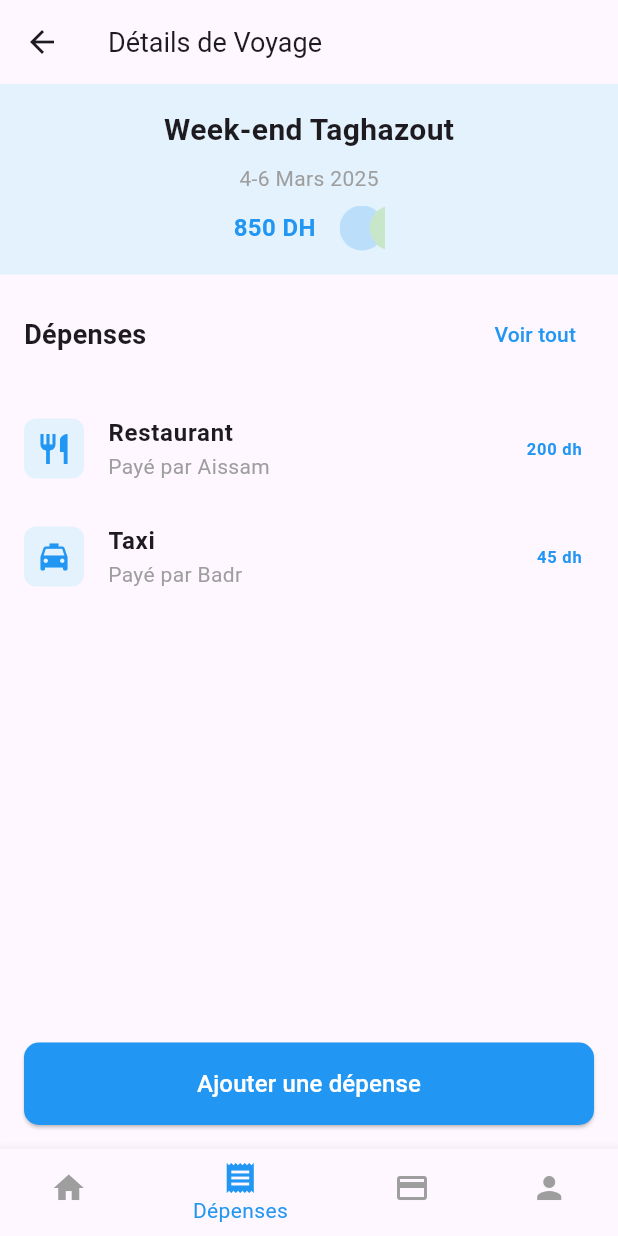
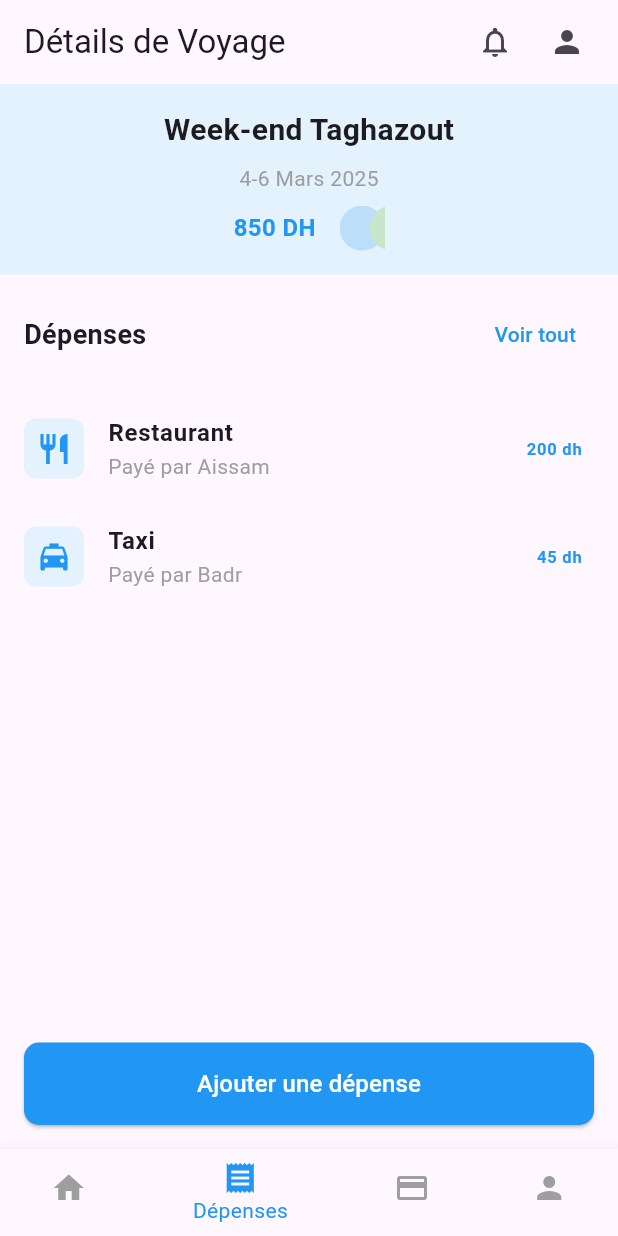
Before and after one commit to KennyZakaria/grp9, a Flutter app: the screen it shows after launch, item 2 of the bottom bar chosen, after a tap on "Voir tout", on a phone screen of 412 x 824 dp. Run offline on Flutter 3.47's test engine with Material 3 defaults, Android fonts, the phone set to English and light mode, and no system bars.

Commit message:
fixing some navigation probs

```diff
--- a/lib/dashboard.dart
+++ b/lib/dashboard.dart
@@ -1,22 +1,11 @@
+import 'package:app/newTripScreen.dart';
+import 'package:app/profile.dart';
 import 'package:flutter/material.dart';
 
 class DashboardScreen extends StatelessWidget {
   @override
   Widget build(BuildContext context) {
     return Scaffold(
-      appBar: AppBar(
-        title: Text('Tableau de bord'),
-        actions: [
-          IconButton(
-            icon: Icon(Icons.notifications_outlined),
-            onPressed: () {},
-          ),
-          CircleAvatar(
-            backgroundImage: NetworkImage('https://via.placeholder.com/150'),
-          ),
-          SizedBox(width: 10),
-        ],
-      ),
       body: Padding(
         padding: const EdgeInsets.symmetric(horizontal: 20.0),
         child: Column(
@@ -30,11 +19,20 @@ class DashboardScreen extends StatelessWidget {
                   'Voyages en cours',
                   style: TextStyle(fontSize: 18, fontWeight: FontWeight.bold),
                 ),
-                TextButton(onPressed: () {}, child: Text('Ajouter')),
+                TextButton(
+                  onPressed: () {
+                    Navigator.push(
+                      context,
+                      MaterialPageRoute(builder: (context) => NewTripScreen()),
+                    );
+                  },
+                  child: Text('Ajouter'),
+                ),
               ],
             ),
             TravelCard('Week-end Taghazout', '4-6 Mars 2025', '850 DH'),
             TravelCard('Week-end Tanger', '10-12 Juin 2025', '850 DH'),
+            TravelCard('Week-end Taghazout', '4-6 Mars 2025', '850 DH'),
             SizedBox(height: 20),
             Row(
               mainAxisAlignment: MainAxisAlignment.spaceBetween,
--- a/lib/home.dart
+++ b/lib/home.dart
@@ -10,6 +10,7 @@ class MainScreen extends StatefulWidget {
 }
 
 class _MainScreenState extends State<MainScreen> {
+  String appBarTitle = 'Tableau de bord';
   int _currentIndex = 0;
 
   final List<Widget> _screens = [
@@ -18,9 +19,29 @@ class _MainScreenState extends State<MainScreen> {
     ExpenseDistributionScreen(),
     ProfileScreen(),
   ];
+  changeAppBbarTitle(int index) {
+    setState(() {
+      switch (index) {
+        case 0:
+          appBarTitle = 'Tableau de bord';
+          break;
+        case 1:
+          appBarTitle = 'Détails de Voyage';
+          break;
+        case 2:
+          appBarTitle = 'Répartition des Dépenses';
+          break;
+        case 3:
+          appBarTitle = 'Profil & Paramètres';
+          break;
+        default:
+      }
+    });
+  }
 
   void _onTabTapped(int index) {
     setState(() {
+      changeAppBbarTitle(index);
       _currentIndex = index;
     });
   }
@@ -28,6 +49,20 @@ class _MainScreenState extends State<MainScreen> {
   @override
   Widget build(BuildContext context) {
     return Scaffold(
+      appBar: AppBar(
+        title: Text(appBarTitle),
+        actions: [
+          IconButton(
+            icon: Icon(Icons.notifications_outlined),
+            onPressed: () {},
+          ),
+          IconButton(
+            icon: Icon(Icons.person),
+            onPressed: () => _onTabTapped(3),
+          ),
+          SizedBox(width: 10),
+        ],
+      ),
       body: _screens[_currentIndex],
       bottomNavigationBar: BottomNavigationBar(
         currentIndex: _currentIndex,
--- a/lib/newTripScreen.dart
+++ b/lib/newTripScreen.dart
@@ -28,7 +28,6 @@ class _NewTripScreenState extends State<NewTripScreen> {
   @override
   Widget build(BuildContext context) {
     return Scaffold(
-      appBar: AppBar(leading: BackButton(), title: Text('Nouveau Voyage')),
       body: Padding(
         padding: const EdgeInsets.all(20.0),
         child: Column(
--- a/lib/tripExpenseScreen.dart
+++ b/lib/tripExpenseScreen.dart
@@ -4,17 +4,9 @@ class TripExpensesScreen extends StatelessWidget {
   @override
   Widget build(BuildContext context) {
     return Scaffold(
-      appBar: AppBar(
-        leading: IconButton(
-          icon: Icon(Icons.arrow_back),
-          onPressed: () => Navigator.of(context).pop(),
-        ),
-        title: Text('Détails de Voyage', style: TextStyle(fontSize: 18)),
-      ),
       body: Column(
         crossAxisAlignment: CrossAxisAlignment.stretch,
         children: [
-          // Trip Info Header
           Container(
             padding: EdgeInsets.all(16),
             color: Colors.blue[50],
@@ -39,7 +31,6 @@ class TripExpensesScreen extends StatelessWidget {
                       ),
                     ),
                     SizedBox(width: 16),
-                    // Placeholder for user avatars
                     Stack(
                       children: [
                         CircleAvatar(
@@ -67,8 +58,6 @@ class TripExpensesScreen extends StatelessWidget {
               ],
             ),
           ),
-
-          // Expenses Section
           Padding(
             padding: const EdgeInsets.all(16.0),
             child: Row(
@@ -79,9 +68,7 @@ class TripExpensesScreen extends StatelessWidget {
                   style: TextStyle(fontSize: 18, fontWeight: FontWeight.bold),
                 ),
                 TextButton(
-                  onPressed: () {
-                    // TODO: Implement view all expenses
-                  },
+                  onPressed: () {},
                   child: Text(
                     'Voir tout',
                     style: TextStyle(color: Colors.blue),
@@ -91,7 +78,6 @@ class TripExpensesScreen extends StatelessWidget {
             ),
           ),
 
-          // Expense Items
           ExpenseItemTile(
             icon: Icons.restaurant,
             title: 'Restaurant',
@@ -107,13 +93,10 @@ class TripExpensesScreen extends StatelessWidget {
 
           Spacer(),
 
-          // Add Expense Button
           Padding(
             padding: const EdgeInsets.all(16.0),
             child: ElevatedButton(
-              onPressed: () {
-                // TODO: Implement add expense functionality
-              },
+              onPressed: () {},
               style: ElevatedButton.styleFrom(
                 backgroundColor: Colors.blue,
                 padding: EdgeInsets.symmetric(vertical: 16),
```
Also changed, not shown: lib/expenseDistribution.dart (+0 -7 lines), lib/profile.dart (+3 -20 lines).
